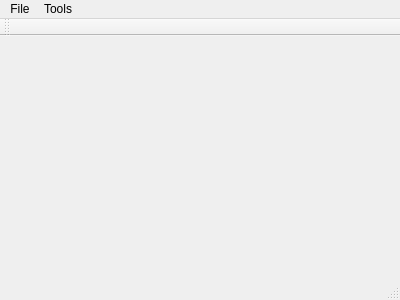
Above: mainwindow.ui from LebedevRI/dbms before the change. Below: the same form after it.
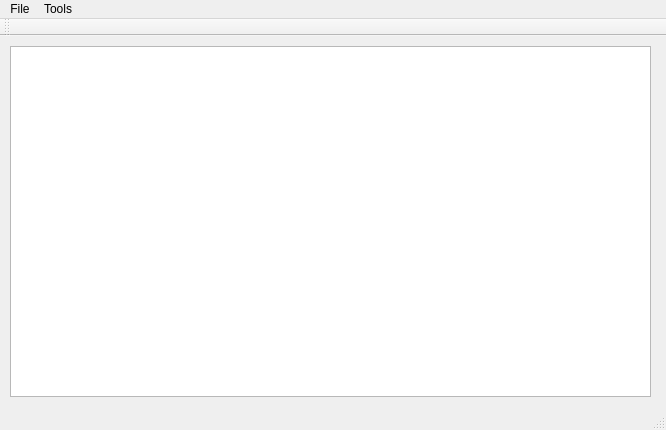
That is the form after the change.

Commit message: Fuuuu!!! Table data viewing is now possible

Diff of the .ui file:
```diff
--- a/mainwindow.ui
+++ b/mainwindow.ui
@@ -6,20 +6,31 @@
    <rect>
     <x>0</x>
     <y>0</y>
-    <width>400</width>
-    <height>300</height>
+    <width>666</width>
+    <height>430</height>
    </rect>
   </property>
   <property name="windowTitle">
    <string>MainWindow</string>
   </property>
-  <widget class="QWidget" name="centralWidget"/>
+  <widget class="QWidget" name="centralWidget">
+   <widget class="QTableView" name="tableView">
+    <property name="geometry">
+     <rect>
+      <x>10</x>
+      <y>10</y>
+      <width>641</width>
+      <height>351</height>
+     </rect>
+    </property>
+   </widget>
+  </widget>
   <widget class="QMenuBar" name="menuBar">
    <property name="geometry">
     <rect>
      <x>0</x>
      <y>0</y>
-     <width>400</width>
+     <width>666</width>
      <height>22</height>
     </rect>
    </property>
```
The commit also changes 2 other files.
